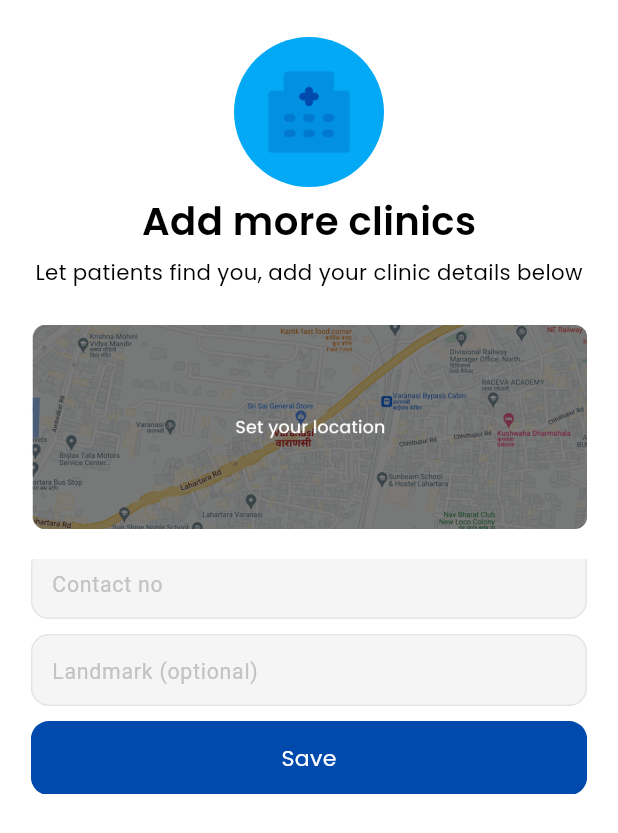
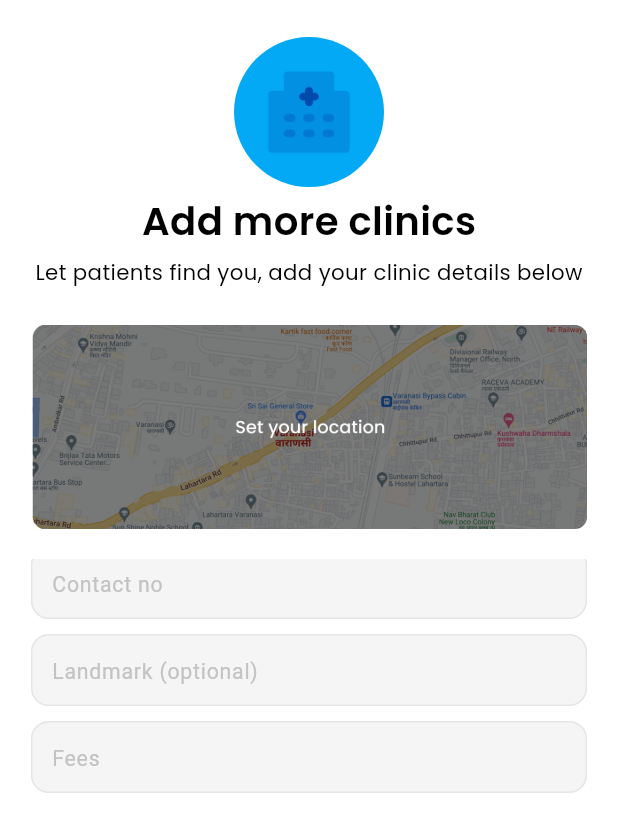
Before and after one commit to foundercodess/AimSwasthya_App_Flutter, a Flutter app: the AddClinicOverlay widget shown alone on an empty page, opened directly, scrolled down 182 dp, on a phone screen of 412 x 824 dp. Shown: the top 833 px of the screen. Run offline on Flutter 3.47's test engine with Material 3 defaults, Android fonts, the phone set to English and light mode, and no system bars; our stand-ins replace dio, dotted_border, file_picker, firebase_auth, firebase_core, flutter_widget_from_html and 12 more; missing offline and left inert: flutter_date_pickers, flutter_pdfview, phonepe_payment_sdk, razorpay_flutter; accounts and stored records are empty; generated files the repository leaves out were written again.

Commit message:
it is un ned

```diff
--- a/lib/view/common/add_clinic_overlay.dart
+++ b/lib/view/common/add_clinic_overlay.dart
@@ -25,6 +25,7 @@ class _AddClinicOverlayState extends State<AddClinicOverlay> {
   final TextEditingController cityController = TextEditingController();
   final TextEditingController phoneController = TextEditingController();
   final TextEditingController landmarkController = TextEditingController();
+  final TextEditingController feesController = TextEditingController();
 
   @override
   void initState() {
@@ -332,6 +333,42 @@ class _AddClinicOverlayState extends State<AddClinicOverlay> {
                             ),
                             cursorColor: AppColor.textGrayColor,
                           ),
+                           Sizes.spaceHeight10,
+                          TextField(
+                            controller: feesController,
+                            decoration: InputDecoration(
+                              hintText: "Fees",
+                              hintStyle: TextStyle(
+                                  color: const Color(0xffC3C3C3),
+                                  fontWeight: FontWeight.w400,
+                                  // fontSize: 12,
+                                  fontSize: Sizes.fontSizeFourPFive),
+                              border: OutlineInputBorder(
+                                borderRadius: BorderRadius.circular(15.0),
+                                borderSide: const BorderSide(
+                                    color: Color(0xffE5E5E5), width: 1.0),
+                              ),
+                              focusedBorder: OutlineInputBorder(
+                                borderRadius: BorderRadius.circular(12.0),
+                                borderSide: const BorderSide(
+                                    color: Color(0xffE5E5E5), width: 1.0),
+                              ),
+                              enabledBorder: OutlineInputBorder(
+                                borderRadius: BorderRadius.circular(12.0),
+                                borderSide: const BorderSide(
+                                    color: Color(0xffE5E5E5), width: 1.0),
+                              ),
+                              fillColor: const Color(0xffF5F5F5),
+                              filled: true,
+                              contentPadding: const EdgeInsets.only(
+                                left: 10,
+                              ),
+                            ),
+                            style: const TextStyle(
+                              color: AppColor.blue,
+                            ),
+                            cursorColor: AppColor.textGrayColor,
+                          ),
                           Sizes.spaceHeight10,
                           ButtonConst(
                             height: Sizes.screenHeight * 0.06,
@@ -345,6 +382,7 @@ class _AddClinicOverlayState extends State<AddClinicOverlay> {
                                   cityController.text,
                                   phoneController.text,
                                   landmarkController.text,
+                                  feesController.text,
                                   context);
                             },
                             color: AppColor.blue,
@@ -404,10 +442,24 @@ class _AddClinicOverlayState extends State<AddClinicOverlay> {
                 fontWeight: FontWeight.w400,
               ),
               Sizes.spaceHeight20,
-              SizedBox(
-                width: Sizes.screenWidth,
-                child: const Image(image: AssetImage(Assets.imagesMapImg)),
-              ),
+              Container(
+                      height: Sizes.screenHeight * 0.165,
+                      width: Sizes.screenWidth,
+                      decoration: BoxDecoration(
+                        borderRadius: BorderRadius.circular(8),
+                        image: const DecorationImage(
+                          image: AssetImage(Assets.imagesSetLocationPage),
+                          fit: BoxFit.cover,
+                        ),
+                      ),
+                      child: addClinicData.selectedLatitude != null &&
+                              addClinicData.selectedLongitude != null
+                          ? GetLocationOnMap(
+                              latitude: addClinicData.selectedLatitude!,
+                              longitude: addClinicData.selectedLongitude!,
+                            )
+                          : null,
+                    ),
               Sizes.spaceHeight25,
               ButtonConst(
                 title: "Confirm",
--- a/lib/view_model/doctor/doc_auth_view_model.dart
+++ b/lib/view_model/doctor/doc_auth_view_model.dart
@@ -96,6 +96,7 @@ class DoctorAuthViewModel extends ChangeNotifier {
       isSigningIn = false;
       setLoading(false);
       notifyListeners();
+      // isRegisterDocApi("", "tripathiji183@gmail.com", "email", context);
       isRegisterDocApi("", userCredential.user!.email, "email", context);
       return userCredential.user;
     } catch (e) {
```
Also changed, not shown: lib/view_model/doctor/add_clinic_doctor_view_model.dart (+2 -5 lines), pubspec.lock, 8 other files.
